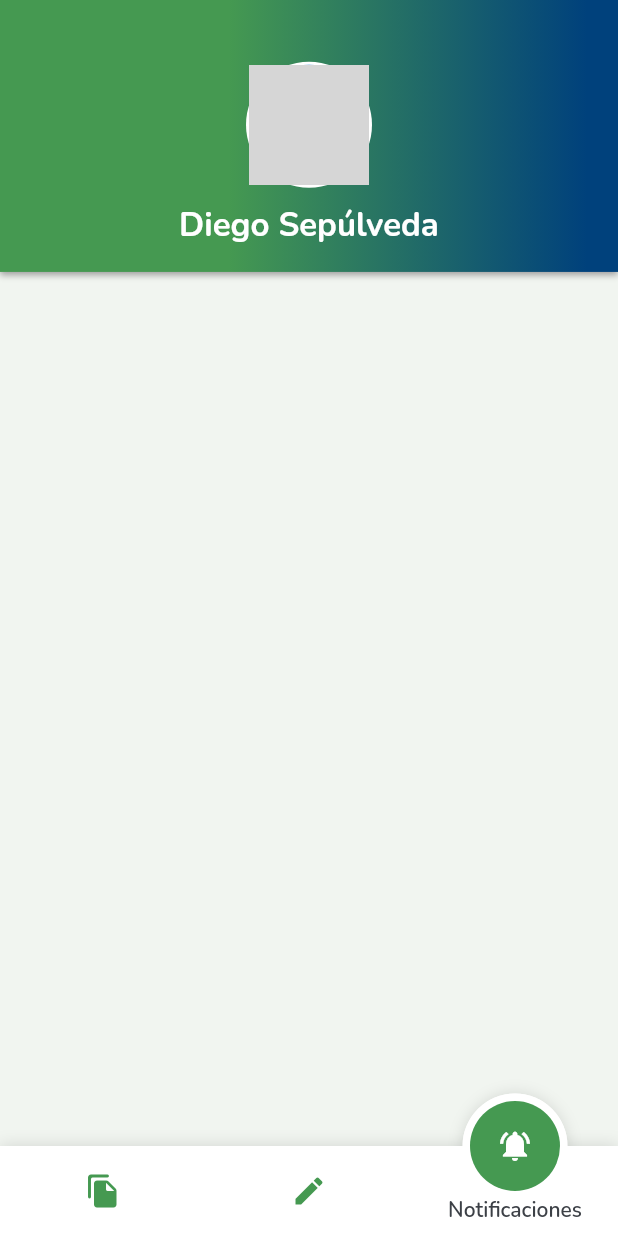
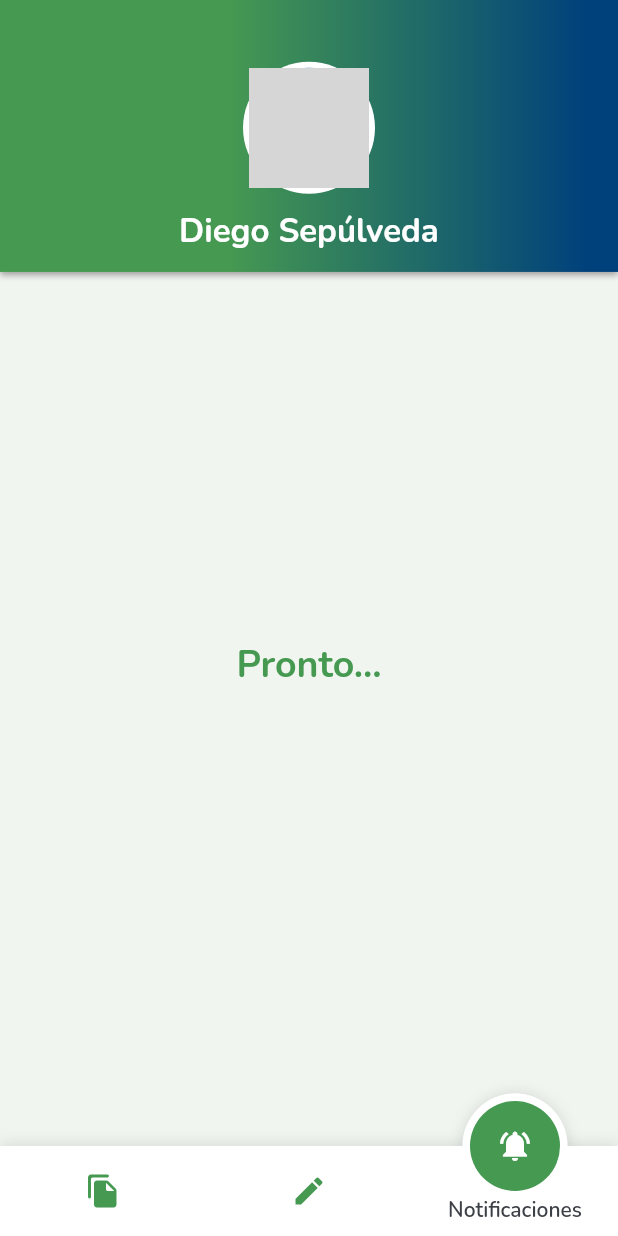
Before and after one commit to DiegoSepuSoto/manwe, a Flutter app: the screen it shows after launch, item 3 of the bottom bar chosen, on a phone screen of 412 x 824 dp. Run offline on Flutter 3.47's test engine with Material 2 defaults, Android fonts, the phone set to English and light mode, and no system bars; drawn by our look-alikes of fancy_bottom_navigation; grey boxes are pictures that could not be loaded.

Commit message:
code refactor

```diff
--- a/lib/src/notifications/notifications_screen.dart
+++ b/lib/src/notifications/notifications_screen.dart
@@ -1,10 +1,29 @@
 import 'package:flutter/material.dart';
+import 'package:manwe/src/utils/constants.dart';
 
 class NotificationsScreen extends StatelessWidget {
   const NotificationsScreen();
 
   @override
   Widget build(BuildContext context) {
-    return Container();
+    final Size size = MediaQuery.of(context).size;
+
+    return Column(
+      children: [
+        Container(
+          height: size.height - 300.0,
+          child: Center(
+            child: Text(
+              'Pronto...',
+              style: TextStyle(
+                fontSize: 25.0,
+                color: kPrimaryColor,
+                fontWeight: FontWeight.w700
+              ),
+            ),
+          ),
+        )
+      ],
+    );
   }
 }
--- a/lib/src/shared/components/main_app_bar.dart
+++ b/lib/src/shared/components/main_app_bar.dart
@@ -44,7 +44,7 @@ class MainAppBar extends StatelessWidget implements PreferredSizeWidget {
             Padding(
               padding: EdgeInsets.only(bottom: 10.0),
               child: CircleAvatar(
-                radius: 42,
+                radius: 44,
                 backgroundColor: Colors.white,
                 child: CircleAvatar(
                   backgroundImage: AssetImage('assets/images/profile.png'),
```
Also changed, not shown: lib/src/features/components/feature_card.dart (added, +74 -0 lines), lib/src/features/features_screen.dart (+4 -58 lines), lib/src/posts/components/post_card.dart (+5 -5 lines), lib/src/posts/components/service_header.dart (+2 -7 lines), lib/src/posts/post_detail.dart (+19 -1 lines).
